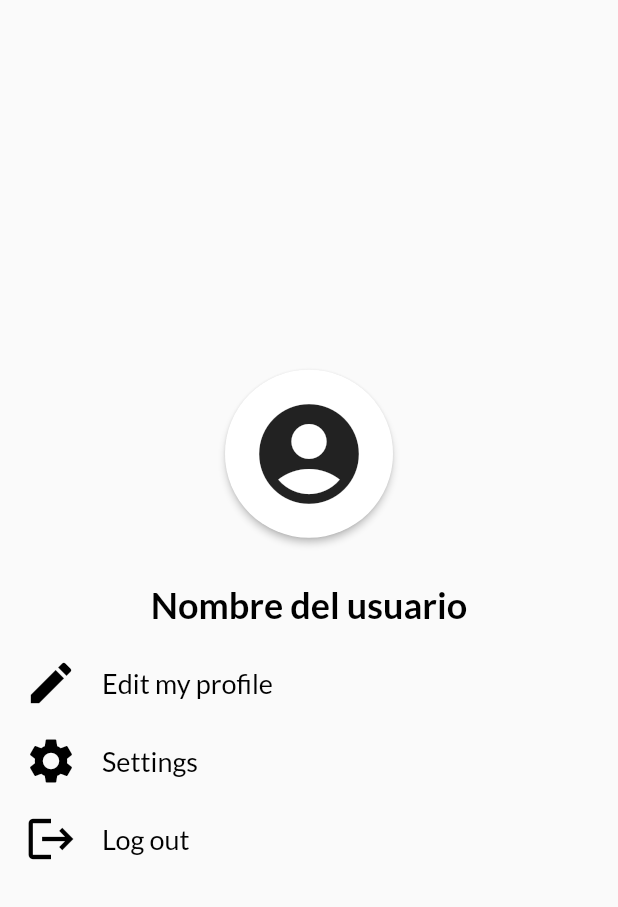
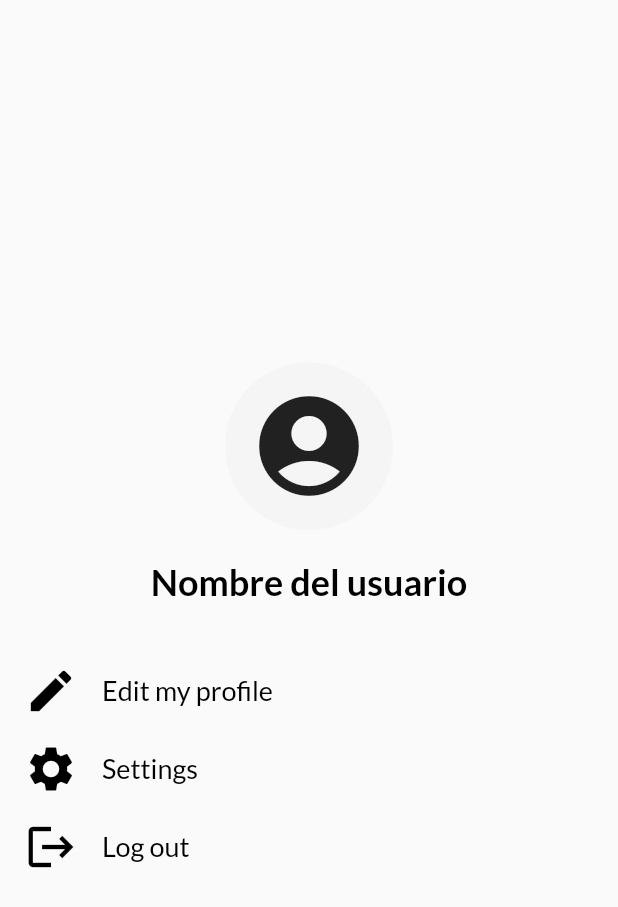
Before and after one commit to ISIS3510-202320-Team21/flutter_sports_app, a Flutter app: the ProfileView screen opened directly, on a phone screen of 412 x 824 dp. Shown: the top 907 px of the screen. Run offline on Flutter 3.47's test engine with Material 2 defaults, Android fonts, the phone set to English and light mode, and no system bars; our stand-ins replace bloc, camera, email_validator, equatable, flutter_bloc, flutter_dotenv and 4 more; missing offline and left inert: dart:ffi; project files that could hold a hidden picture were left out.

Commit message:
fixed visuals

```diff
--- a/lib/presentation/screens/profile_view.dart
+++ b/lib/presentation/screens/profile_view.dart
@@ -50,17 +50,18 @@ class _ProfileViewState extends State<ProfileView> {
                           _profileBloc.add(ProfileAddProfilePictureButtonClickedEvent());
                         },
                         style: ElevatedButton.styleFrom(
-                          shape: CircleBorder(),
-                          padding: EdgeInsets.all(16.0),
-                          backgroundColor: Colors.white,
+                          shape: const CircleBorder(),
+                          padding: const EdgeInsets.all(16.0),
+                          backgroundColor: colorScheme.background,
+                          shadowColor: Colors.transparent,
                         ),
-                        child: Icon(
+                        child: const Icon(
                           Icons.account_circle,
                           size: 80.0,
                           color: Colors.black87,
                         ),
                       ),
-                      SizedBox(height: 30), // Espacio reducido entre el botón de perfil y el texto
+                      const SizedBox(height: 20), // Espacio reducido entre el botón de perfil y el texto
                       Text(
                         'Nombre del usuario',
                         style: textTheme.titleLarge!.copyWith(
@@ -70,7 +71,7 @@ class _ProfileViewState extends State<ProfileView> {
                           color: Colors.black,
                         ),
                       ),
-                      SizedBox(height: 20.0), // Espacio entre el nombre y los botones
+                      const SizedBox(height: 40.0), // Espacio entre el nombre y los botones
                       Align(
                         alignment: Alignment.centerLeft,
                         child: Column(
```
